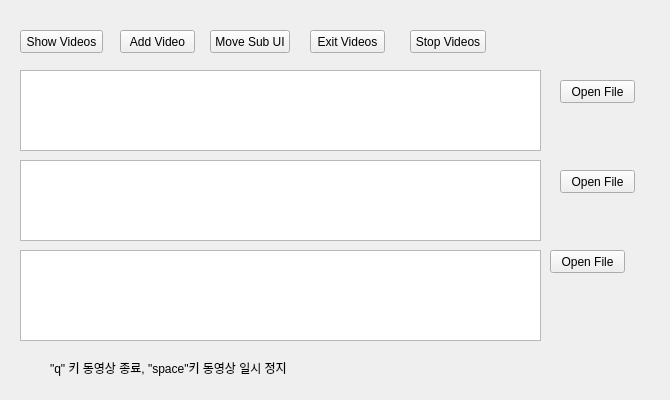
201524495/2021_MultiMedia, file _uiFiles/example.ui: the form before one commit.
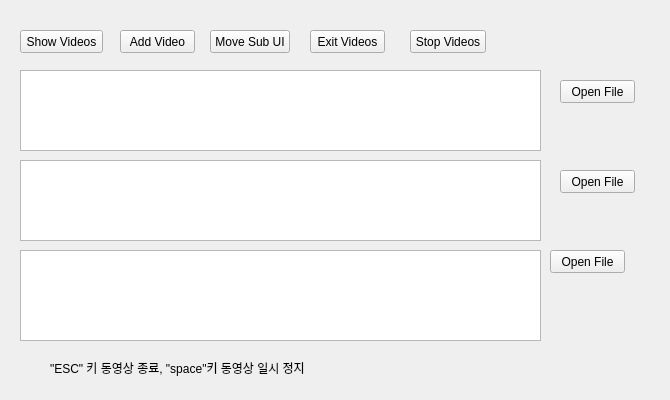
The form after the commit.

Patch:
```diff
--- a/_uiFiles/example.ui
+++ b/_uiFiles/example.ui
@@ -169,7 +169,7 @@
     </rect>
    </property>
    <property name="text">
-    <string>&quot;q&quot; 키 동영상 종료, &quot;space&quot;키 동영상 일시 정지</string>
+    <string>&quot;ESC&quot; 키 동영상 종료, &quot;space&quot;키 동영상 일시 정지</string>
    </property>
   </widget>
  </widget>
```
